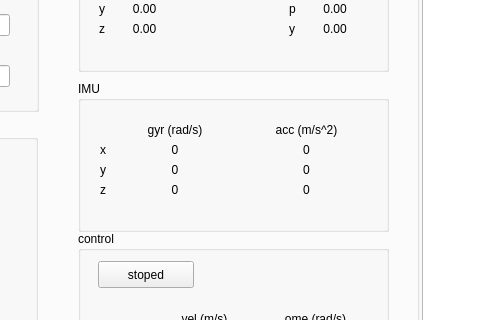
This is src/a_robot_platform/src/client/qt_client/mainwindow.ui in zwhg/distributed_robot_sys as Qt 5 draws it before an edit; both pictures show x 180 to 660 and y 141 to 461 of the 1024 by 971 pixel window. The edited form follows.
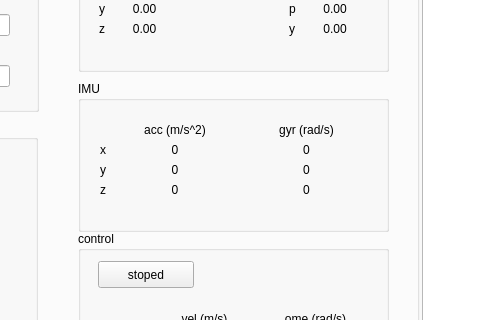
This is the edited form. The open tabs and pages were chosen to show the change.

```diff
--- a/src/a_robot_platform/src/client/qt_client/mainwindow.ui
+++ b/src/a_robot_platform/src/client/qt_client/mainwindow.ui
@@ -87,19 +87,6 @@
         </item>
         <item row="1" column="1">
          <layout class="QHBoxLayout" name="horizontalLayout_7">
-          <item>
-           <widget class="QLabel" name="lbl_gyr">
-            <property name="styleSheet">
-             <string notr="true"/>
-            </property>
-            <property name="text">
-             <string>gyr (rad/s)</string>
-            </property>
-            <property name="alignment">
-             <set>Qt::AlignCenter</set>
-            </property>
-           </widget>
-          </item>
           <item>
            <widget class="QLabel" name="lbl_acc">
             <property name="layoutDirection">
@@ -113,23 +100,23 @@
             </property>
            </widget>
           </item>
+          <item>
+           <widget class="QLabel" name="lbl_gyr">
+            <property name="styleSheet">
+             <string notr="true"/>
+            </property>
+            <property name="text">
+             <string>gyr (rad/s)</string>
+            </property>
+            <property name="alignment">
+             <set>Qt::AlignCenter</set>
+            </property>
+           </widget>
+          </item>
          </layout>
         </item>
         <item row="2" column="1">
          <layout class="QHBoxLayout" name="horizontalLayout_8">
-          <item>
-           <widget class="QLabel" name="lbl_gyr_x">
-            <property name="styleSheet">
-             <string notr="true">rgb:(255, 0, 0);</string>
-            </property>
-            <property name="text">
-             <string>0</string>
-            </property>
-            <property name="alignment">
-             <set>Qt::AlignCenter</set>
-            </property>
-           </widget>
-          </item>
           <item>
            <widget class="QLabel" name="lbl_acc_x">
             <property name="styleSheet">
@@ -143,23 +130,23 @@
             </property>
            </widget>
           </item>
+          <item>
+           <widget class="QLabel" name="lbl_gyr_x">
+            <property name="styleSheet">
+             <string notr="true">rgb:(255, 0, 0);</string>
+            </property>
+            <property name="text">
+             <string>0</string>
+            </property>
+            <property name="alignment">
+             <set>Qt::AlignCenter</set>
+            </property>
+           </widget>
+          </item>
          </layout>
         </item>
         <item row="3" column="1">
          <layout class="QHBoxLayout" name="horizontalLayout_9">
-          <item>
-           <widget class="QLabel" name="lbl_gyr_y">
-            <property name="styleSheet">
-             <string notr="true">rgb:(255, 0, 0);</string>
-            </property>
-            <property name="text">
-             <string>0</string>
-            </property>
-            <property name="alignment">
-             <set>Qt::AlignCenter</set>
-            </property>
-           </widget>
-          </item>
           <item>
            <widget class="QLabel" name="lbl_acc_y">
             <property name="styleSheet">
@@ -173,23 +160,23 @@
             </property>
            </widget>
           </item>
+          <item>
+           <widget class="QLabel" name="lbl_gyr_y">
+            <property name="styleSheet">
+             <string notr="true">rgb:(255, 0, 0);</string>
+            </property>
+            <property name="text">
+             <string>0</string>
+            </property>
+            <property name="alignment">
+             <set>Qt::AlignCenter</set>
+            </property>
+           </widget>
+          </item>
          </layout>
         </item>
         <item row="4" column="1">
          <layout class="QHBoxLayout" name="horizontalLayout_10">
-          <item>
-           <widget class="QLabel" name="lbl_gyr_z">
-            <property name="styleSheet">
-             <string notr="true">rgb:(255, 0, 0);</string>
-            </property>
-            <property name="text">
-             <string>0</string>
-            </property>
-            <property name="alignment">
-             <set>Qt::AlignCenter</set>
-            </property>
-           </widget>
-          </item>
           <item>
            <widget class="QLabel" name="lbl_acc_z">
             <property name="styleSheet">
@@ -203,6 +190,19 @@
             </property>
            </widget>
           </item>
+          <item>
+           <widget class="QLabel" name="lbl_gyr_z">
+            <property name="styleSheet">
+             <string notr="true">rgb:(255, 0, 0);</string>
+            </property>
+            <property name="text">
+             <string>0</string>
+            </property>
+            <property name="alignment">
+             <set>Qt::AlignCenter</set>
+            </property>
+           </widget>
+          </item>
          </layout>
         </item>
        </layout>
```
Left out of the diff: 2 changed lines with no effect on the pictures.
